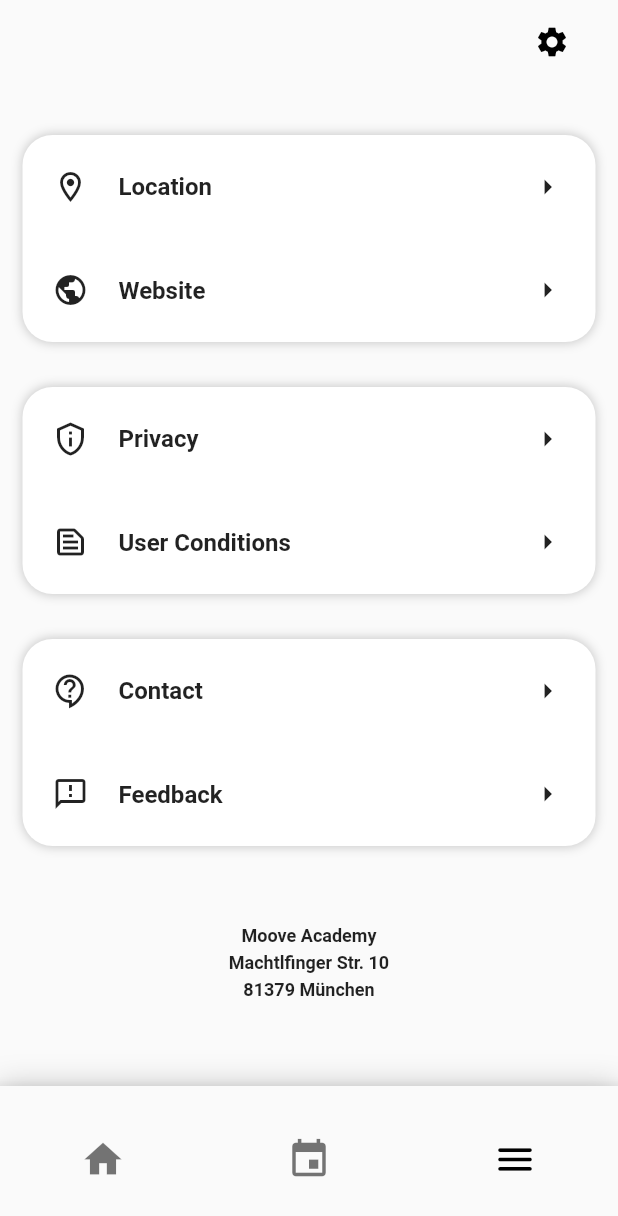
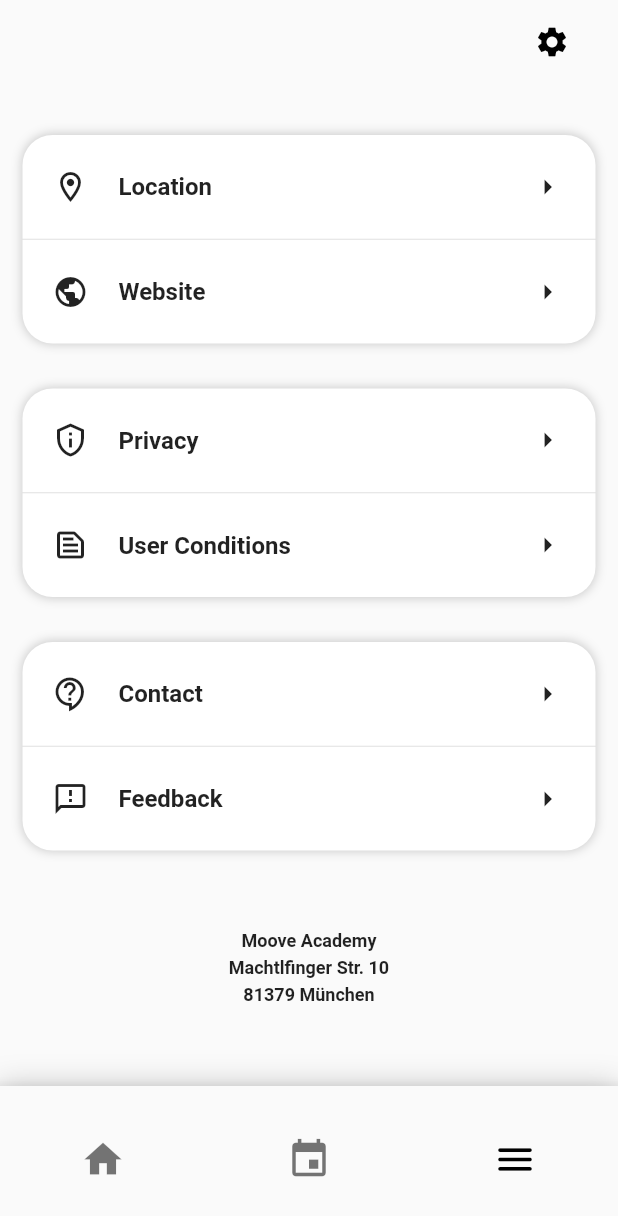
Before and after one commit to xlamn/moove_dance_studio, a Flutter app: the screen it shows after launch, item 3 of the bottom bar chosen, on a phone screen of 412 x 824 dp. Shown: the top 1216 px of the screen. Run offline on Flutter 3.47's test engine with Material 2 defaults, Android fonts, the phone set to English and light mode, and no system bars; our stand-ins replace webview_flutter, weekday_selector.

Commit message:
added divider to others items

```diff
--- a/lib/src/views/others/others_page.dart
+++ b/lib/src/views/others/others_page.dart
@@ -35,6 +35,7 @@ class OthersPage extends StatelessWidget {
               context: context,
               title: 'Website',
               page: WebsitePage(),
+              hasDivider: false,
             ),
           ],
         )),
@@ -50,6 +51,7 @@ class OthersPage extends StatelessWidget {
               icon: Icon(Icons.text_snippet_outlined),
               context: context,
               title: 'User Conditions',
+              hasDivider: false,
             ),
           ],
         )),
@@ -65,6 +67,7 @@ class OthersPage extends StatelessWidget {
               icon: Icon(Icons.feedback_outlined),
               context: context,
               title: 'Feedback',
+              hasDivider: false,
             ),
           ],
         )),
@@ -107,8 +110,11 @@ class OthersPage extends StatelessWidget {
     required Icon icon,
     required String title,
     Widget? page,
+    bool hasDivider = true,
   }) {
-    return GestureDetector(
+    return Column(
+      children: [
+        GestureDetector(
           behavior: HitTestBehavior.translucent,
           child: Container(
             padding: EdgeInsets.symmetric(
@@ -149,6 +155,12 @@ class OthersPage extends StatelessWidget {
                     ),
                   )
               : () {},
+        ),
+        if (hasDivider)
+          Divider(
+            height: 1.0,
+          ),
+      ],
     );
   }
 
```
Lines whose indentation alone changed are shown as unchanged.
